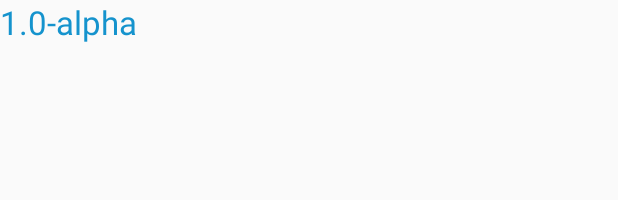
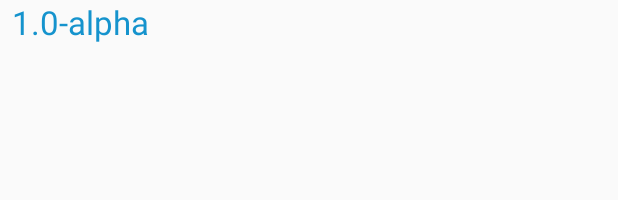
Before and after one commit to ghusta/android-docker-search, an Android app: the layout list_docker_tag_item.xml on its own in the app's theme, with its tools: preview values and no code run, on a phone screen of 412 x 824 dp. Shown: the top 200 px of the screen. Run offline under Robolectric (Android 15) with nearby library versions, the phone set to English and light mode, and no system bars.

Commit message:
ListViews left and right padding to 0dp

```diff
--- a/app/src/main/res/layout/activity_main.xml
+++ b/app/src/main/res/layout/activity_main.xml
@@ -10,8 +10,8 @@
         android:id="@+id/listView"
         android:layout_width="match_parent"
         android:layout_height="match_parent"
-        android:paddingLeft="@dimen/activity_horizontal_margin"
-        android:paddingRight="@dimen/activity_horizontal_margin"
+        android:paddingLeft="0dp"
+        android:paddingRight="0dp"
         />
 
     <!--android:childDivider="@android:color/transparent"-->
--- a/app/src/main/res/layout/activity_taglist.xml
+++ b/app/src/main/res/layout/activity_taglist.xml
@@ -10,8 +10,8 @@
         android:id="@+id/tags_listview"
         android:layout_width="match_parent"
         android:layout_height="match_parent"
-        android:paddingLeft="@dimen/activity_horizontal_margin"
-        android:paddingRight="@dimen/activity_horizontal_margin"
+        android:paddingLeft="0dp"
+        android:paddingRight="0dp"
         >
     </ListView>
 
--- a/app/src/main/res/layout/list_docker_tag_item.xml
+++ b/app/src/main/res/layout/list_docker_tag_item.xml
@@ -2,7 +2,9 @@
 <RelativeLayout xmlns:android="http://schemas.android.com/apk/res/android"
                 android:layout_width="match_parent"
                 android:layout_height="match_parent"
-                android:orientation="horizontal">
+                android:orientation="horizontal"
+                android:paddingLeft="@dimen/activity_horizontal_margin"
+                android:paddingRight="@dimen/activity_horizontal_margin">
 
     <TextView
         android:id="@+id/listitem_tag_name"
@@ -17,11 +19,11 @@
         android:id="@+id/listitem_tag_layer"
         android:layout_width="wrap_content"
         android:layout_height="wrap_content"
+        android:layout_alignParentEnd="true"
+        android:layout_alignParentTop="true"
         android:layout_toEndOf="@+id/listitem_tag_name"
         android:textAlignment="textEnd"
         android:textStyle="italic"
-        android:layout_alignParentTop="true"
-        android:layout_alignParentEnd="true"
-    />
+        />
 
 </RelativeLayout>
```
